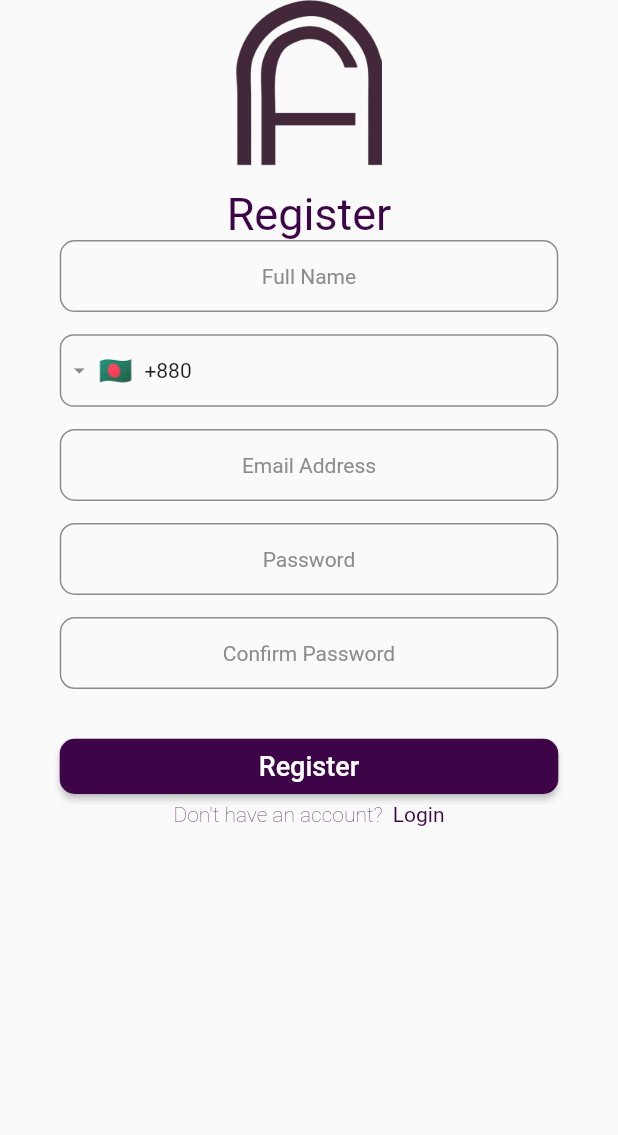
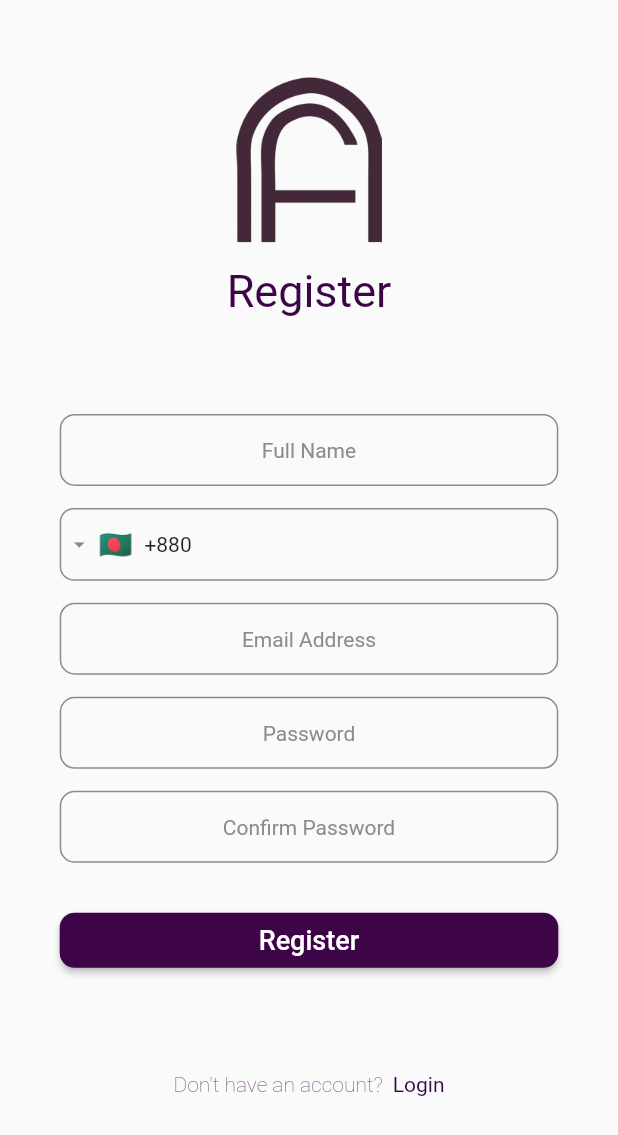
Before and after one commit to Forhan96/rest_crud_flutter, a Flutter app: the RegisterView screen opened by its route, on a phone screen of 412 x 824 dp. Shown: the top 1135 px of the screen. Run offline on Flutter 3.47's test engine with Material 2 defaults, Android fonts, the phone set to English and light mode, and no system bars; drawn by our look-alikes of intl_phone_field; our stand-ins replace flutter_screenutil, get, get_storage, google_fonts; accounts and stored records are empty; Roboto replaces fonts that are missing (Alexandria).

```diff
--- a/lib/app/modules/register/views/register_view.dart
+++ b/lib/app/modules/register/views/register_view.dart
@@ -29,12 +29,16 @@ class RegisterView extends GetView<RegisterController> with InputValidationMixin
 
     return Scaffold(
       body: SafeArea(
-        child: SingleChildScrollView(
-          child: Padding(
+        child: ListView(
           padding: EdgeInsets.symmetric(horizontal: 40.w),
-            child: Column(
-              mainAxisAlignment: MainAxisAlignment.spaceAround,
+          shrinkWrap: true,
+
+          // mainAxisAlignment: MainAxisAlignment.spaceAround,
+          // mainAxisSize: MainAxisSize.max,
           children: [
+            SizedBox(
+              height: 56.h,
+            ),
             Column(
               children: [
                 Image.asset(
@@ -52,6 +56,9 @@ class RegisterView extends GetView<RegisterController> with InputValidationMixin
                   ),
                 ),
               ],
+            ),
+            SizedBox(
+              height: 70.h,
             ),
             Form(
               key: formKey,
@@ -149,7 +156,11 @@ class RegisterView extends GetView<RegisterController> with InputValidationMixin
                 ],
               ),
             ),
+            SizedBox(
+              height: 70.h,
+            ),
             RichText(
+              textAlign: TextAlign.center,
               text: TextSpan(
                 children: <TextSpan>[
                   TextSpan(
@@ -177,8 +188,6 @@ class RegisterView extends GetView<RegisterController> with InputValidationMixin
           ],
         ),
       ),
-        ),
-      ),
     );
   }
 }
```
Lines whose indentation alone changed are shown as unchanged.
